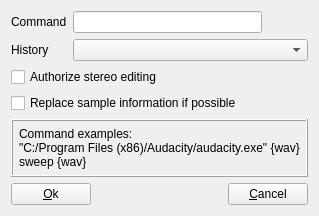
First picture: the form in sources/editor/tools/external_command/toolexternalcommand_gui.ui, repository davy7125/polyphone, before the edit.
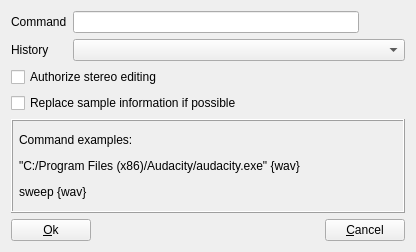
Second picture: the form after the edit. Icons and pictures are not drawn.

The edit to the form file:
```diff
--- a/sources/editor/tools/external_command/toolexternalcommand_gui.ui
+++ b/sources/editor/tools/external_command/toolexternalcommand_gui.ui
@@ -6,8 +6,8 @@
    <rect>
     <x>0</x>
     <y>0</y>
-    <width>296</width>
-    <height>210</height>
+    <width>416</width>
+    <height>252</height>
    </rect>
   </property>
   <property name="windowTitle">
```
Left out of the diff: 8 changed lines with no effect on the pictures.
